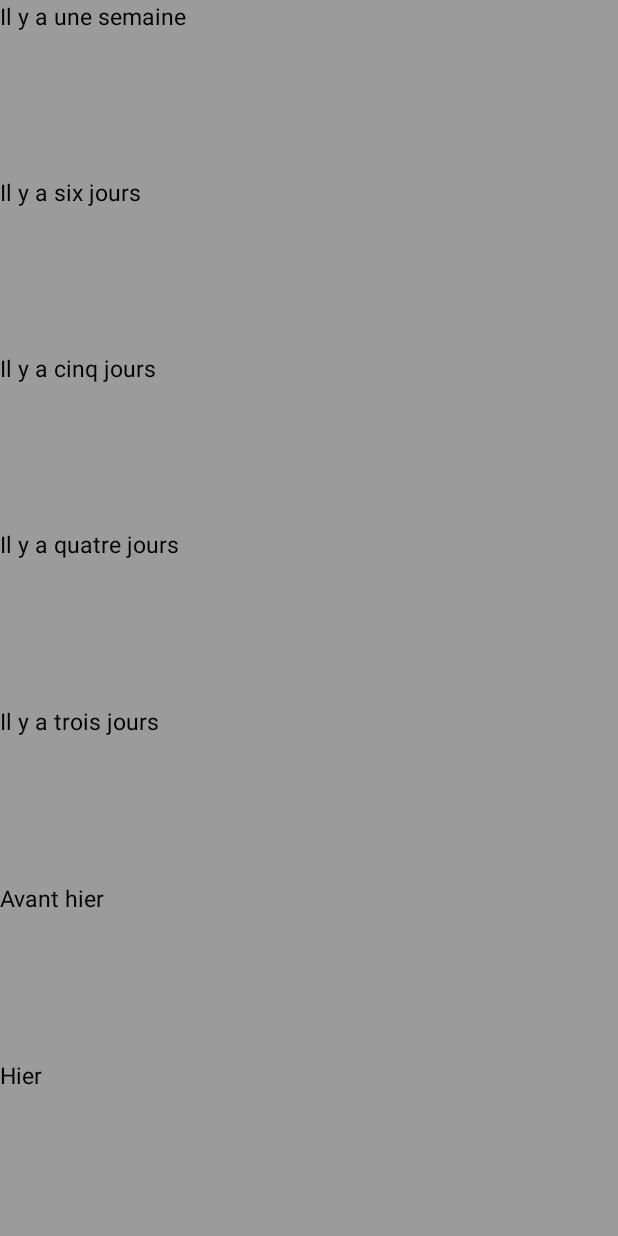
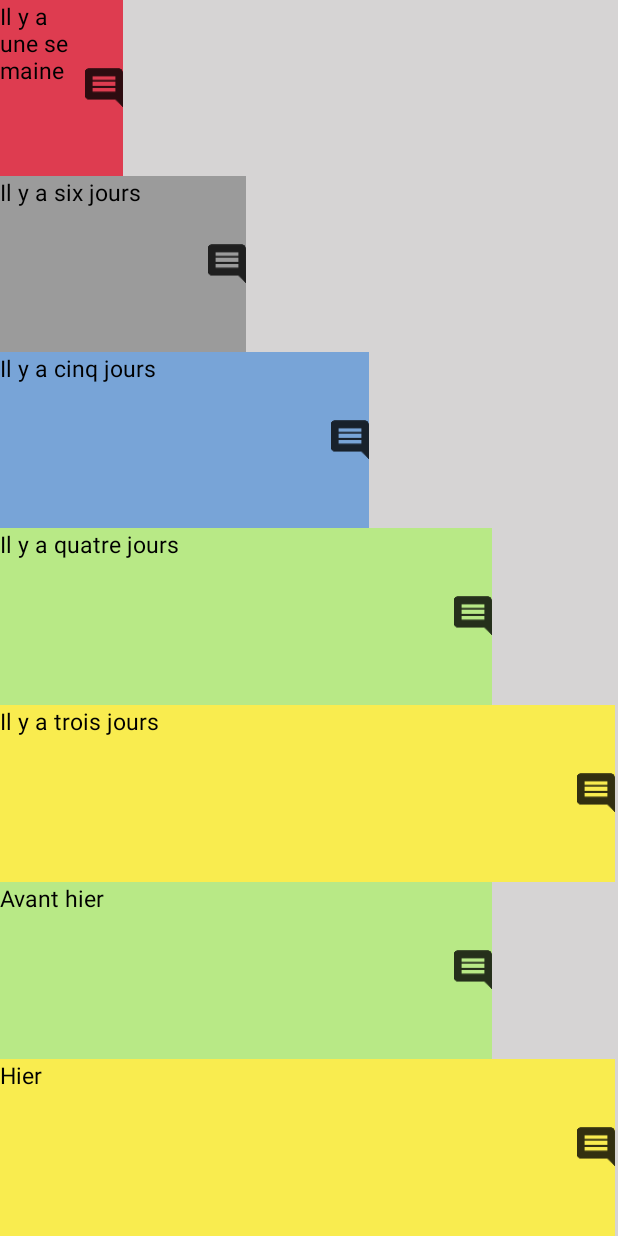
Before and after one commit to Eliza13210/moodtracker_oc, an Android app: the screen it shows after launch (History), after a tap on "History", on a phone screen of 412 x 824 dp. Run offline under Robolectric (Android 15) with nearby library versions, the phone set to English and light mode, and no system bars.

Commit message:
I've changed the history layout to adapt the width to the selected mood

```diff
--- a/app/src/main/java/com/oc/liza/moodtrackeroc/controler/History.java
+++ b/app/src/main/java/com/oc/liza/moodtrackeroc/controler/History.java
@@ -1,9 +1,11 @@
 package com.oc.liza.moodtrackeroc.controler;
 
 import android.graphics.Color;
+import android.graphics.Point;
 import android.graphics.drawable.Drawable;
 import android.support.v7.app.AppCompatActivity;
 import android.os.Bundle;
+import android.view.Display;
 import android.view.View;
 import android.widget.TextView;
 import android.widget.Toast;
@@ -16,8 +18,8 @@ import java.util.Calendar;
 import java.util.List;
 
 public class History extends AppCompatActivity {
-    private List<Mood> mMoodList=new ArrayList<>();
-    private String[] bg_color={"#ffde3c50", "#ff9b9b9b", "#a5468ad9","#ffb8e986","#fff9ec4f"};
+    private List<Mood> mMoodList = new ArrayList<>();
+    private String[] bg_color = {"#ffde3c50", "#ff9b9b9b", "#a5468ad9", "#ffb8e986", "#fff9ec4f"};
 
 
     @Override
@@ -43,35 +45,45 @@ public class History extends AppCompatActivity {
         moodWeek(-2, tvSix);
         moodWeek(-1, tvSeven);
     }
+
     /**
      * This method serves to set the background color representing the mood selected for the corresponding
      * day on the seven TextViews representing the last week.
      *
-     * @param daysAgo refers to how many days have passed since the mood was saved
+     * @param daysAgo  refers to how many days have passed since the mood was saved
      * @param textView refers to the corresponding text view where it will be shown
      */
 
-        private void moodWeek(int daysAgo, TextView textView ){
-          try{
+    private void moodWeek(int daysAgo, TextView textView) {
+        try {
             //Compare the mood date to the text view's date
-                for(int i=0;i<mMoodList.size();i++){
+            for (int i = 0; i < mMoodList.size(); i++) {
                 int cMoodDay = mMoodList.get(i).getDate().get(Calendar.DAY_OF_MONTH);
-                    int cMoodMonth= mMoodList.get(i).getDate().get(Calendar.MONTH);
+                int cMoodMonth = mMoodList.get(i).getDate().get(Calendar.MONTH);
 
-                    Calendar c=Calendar.getInstance();
+                Calendar c = Calendar.getInstance();
                 c.add(Calendar.DATE, daysAgo);
                 int c2Month = c.get(Calendar.MONTH);
-                    int c2Day=c.get(Calendar.DAY_OF_MONTH);
+                int c2Day = c.get(Calendar.DAY_OF_MONTH);
 
                 //If dates are matched; Set the background color and comment to the corresponding textview
 
-                if(cMoodDay == c2Day && cMoodMonth == c2Month){
+                if (cMoodDay == c2Day && cMoodMonth == c2Month) {
 
                     Mood mood = mMoodList.get(i);
                     int mInt = mood.getMood();
                     int bgColor = Color.parseColor(bg_color[mInt]);
                     textView.setBackgroundColor(bgColor);
-                    if(mood.getComment().length()>0) {
+
+                    Display display = getWindowManager().getDefaultDisplay();
+                    Point size = new Point();
+                    display.getSize(size);
+                    int width = size.x;
+                    int dividedWidth=width/5;
+                    width=mInt*dividedWidth+dividedWidth;
+                    textView.setWidth(width);
+
+                    if (mood.getComment().length() > 0) {
                         final String comment = mood.getComment();
                         Drawable image = getResources().getDrawable(R.drawable.ic_comment_black_48px);
                         int h = image.getIntrinsicHeight();
@@ -87,8 +99,8 @@ public class History extends AppCompatActivity {
                     }
                 }
             }
-            }catch(IndexOutOfBoundsException e) {
-              String str="Aucun humeur sauvgardé pour ce jour";
+        } catch (IndexOutOfBoundsException e) {
+            String str = "Aucun humeur sauvgardé pour ce jour";
             textView.setText(str);
         }
     }
--- a/app/src/main/java/com/oc/liza/moodtrackeroc/controler/MainActivity.java
+++ b/app/src/main/java/com/oc/liza/moodtrackeroc/controler/MainActivity.java
@@ -57,6 +57,28 @@ public class MainActivity extends AppCompatActivity {
 
         //fetch saved mood list
         readFile();
+        mMoodList.clear();
+        Calendar c = Calendar.getInstance();
+        c.add(Calendar.DATE, -7);
+        mMoodList.add(new Mood(0, c, "Seven days ago"));
+         c = Calendar.getInstance();
+        c.add(Calendar.DATE, -6);
+        mMoodList.add(new Mood(1, c, "Six days ago"));
+        c = Calendar.getInstance();
+        c.add(Calendar.DATE, -5);
+        mMoodList.add(new Mood(2, c, "Five days ago"));
+        c = Calendar.getInstance();
+        c.add(Calendar.DATE, -4);
+        mMoodList.add(new Mood(3, c, "Four days ago"));
+        c = Calendar.getInstance();
+        c.add(Calendar.DATE, -3);
+        mMoodList.add(new Mood(4, c, "Three days ago"));
+        c = Calendar.getInstance();
+        c.add(Calendar.DATE, -2);
+        mMoodList.add(new Mood(3, c, "Two days ago"));
+        c = Calendar.getInstance();
+        c.add(Calendar.DATE, -1);
+        mMoodList.add(new Mood(4, c, "One day ago"));
 
         //Button to add a comment
         ImageButton commentBtn = findViewById(R.id.commentButton);
--- a/app/src/main/java/com/oc/liza/moodtrackeroc/view/VerticalViewPager.java
+++ b/app/src/main/java/com/oc/liza/moodtrackeroc/view/VerticalViewPager.java
@@ -65,7 +65,7 @@ public class VerticalViewPager extends ViewPager {
     }
 
     @Override
-    public boolean onInterceptTouchEvent(MotionEvent ev){
+    public boolean onInterceptTouchEvent(MotionEvent ev) {
         boolean intercepted = super.onInterceptTouchEvent(swapXY(ev));
         swapXY(ev); // return touch coordinates to original reference frame for any child views
         return intercepted;
--- a/app/src/main/res/layout/activity_history.xml
+++ b/app/src/main/res/layout/activity_history.xml
@@ -1,75 +1,77 @@
 <?xml version="1.0" encoding="utf-8"?>
-<LinearLayout
-    xmlns:android="http://schemas.android.com/apk/res/android"
+<LinearLayout xmlns:android="http://schemas.android.com/apk/res/android"
     android:layout_width="match_parent"
     android:layout_height="match_parent"
-    android:orientation="vertical">
+    android:orientation="vertical"
+    android:background="@color/light_grey">
 
     <TextView
         android:id="@+id/first"
-        android:layout_width="match_parent"
+        android:layout_width="wrap_content"
+        android:layout_height="0dp"
+        android:layout_weight="1"
+        android:text="@string/seven_days"
+        android:textColor="#000000"
+        android:textSize="@dimen/text_size" />
+
+    <TextView
+        android:id="@+id/second"
+        android:layout_width="wrap_content"
         android:layout_height="0dp"
         android:layout_weight="1"
         android:background="@color/warm_grey"
+        android:text="@string/six_days"
         android:textColor="#000000"
-        android:text="@string/seven_days"
-        android:textSize="@dimen/text_size"
-        />
+        android:textSize="@dimen/text_size" />
+
     <TextView
-        android:id="@+id/second"
-        android:layout_width="match_parent"
+        android:id="@+id/third"
+        android:layout_width="wrap_content"
         android:layout_height="0dp"
         android:layout_weight="1"
         android:background="@color/warm_grey"
+        android:text="@string/five_days"
         android:textColor="#000000"
-        android:textSize="@dimen/text_size"
-        android:text="@string/six_days"/>
+        android:textSize="@dimen/text_size" />
+
     <TextView
-        android:id="@+id/third"
-        android:layout_width="match_parent"
+        android:id="@+id/fourth"
+        android:layout_width="wrap_content"
         android:layout_height="0dp"
         android:layout_weight="1"
         android:background="@color/warm_grey"
+        android:text="@string/four_days"
         android:textColor="#000000"
-        android:textSize="@dimen/text_size"
-        android:text="@string/five_days"/>
+        android:textSize="@dimen/text_size" />
+
     <TextView
-        android:id="@+id/fourth"
-        android:layout_width="match_parent"
+        android:id="@+id/fifth"
+        android:layout_width="wrap_content"
         android:layout_height="0dp"
         android:layout_weight="1"
         android:background="@color/warm_grey"
+        android:text="@string/three_days"
         android:textColor="#000000"
-        android:textSize="@dimen/text_size"
-        android:text="@string/four_days"
-        />
+        android:textSize="@dimen/text_size" />
+
     <TextView
-        android:id="@+id/fifth"
-        android:layout_width="match_parent"
+        android:id="@+id/sixt"
+        android:layout_width="wrap_content"
         android:layout_height="0dp"
         android:layout_weight="1"
         android:background="@color/warm_grey"
+        android:text="@string/two_days"
         android:textColor="#000000"
-        android:textSize="@dimen/text_size"
-        android:text="@string/three_days"/>
+        android:textSize="@dimen/text_size" />
+
     <TextView
-        android:id="@+id/sixt"
-        android:layout_width="match_parent"
+        android:id="@+id/seventh"
+        android:layout_width="wrap_content"
         android:layout_height="0dp"
         android:layout_weight="1"
-        android:background="@color/warm_grey"
+        android:text="@string/yesterday"
         android:textColor="#000000"
-        android:textSize="@dimen/text_size"
-        android:text="@string/two_days"/>
-    <TextView
-        android:id="@+id/seventh"
-        android:textColor="#000000"
-        android:layout_width="match_parent"
-        android:layout_height="0dp"
-        android:layout_weight="1"
-        android:background="@color/warm_grey"
-        android:textSize="@dimen/text_size"
-        android:text="@string/yesterday"/>
+        android:textSize="@dimen/text_size" />
 
 
 </LinearLayout>
--- a/app/src/main/res/layout/activity_main.xml
+++ b/app/src/main/res/layout/activity_main.xml
@@ -1,18 +1,15 @@
 <?xml version="1.0" encoding="utf-8"?>
-<RelativeLayout
-    android:id="@+id/main_content"
-    xmlns:android="http://schemas.android.com/apk/res/android"
+<RelativeLayout xmlns:android="http://schemas.android.com/apk/res/android"
     xmlns:app="http://schemas.android.com/apk/res-auto"
     xmlns:tools="http://schemas.android.com/tools"
+    android:id="@+id/main_content"
     android:layout_width="match_parent"
     android:layout_height="match_parent"
     android:orientation="vertical"
-    tools:context="com.oc.liza.moodtrackeroc.controler.MainActivity"
-    >
+    tools:context="com.oc.liza.moodtrackeroc.controler.MainActivity">
 
     <!-- screen_slide.xml -->
-    <com.oc.liza.moodtrackeroc.view.VerticalViewPager
-        xmlns:android="http://schemas.android.com/apk/res/android"
+    <com.oc.liza.moodtrackeroc.view.VerticalViewPager xmlns:android="http://schemas.android.com/apk/res/android"
         android:id="@+id/pager"
         android:layout_width="match_parent"
         android:layout_height="match_parent" />
@@ -21,24 +18,24 @@
         android:id="@+id/commentButton"
         android:layout_width="wrap_content"
         android:layout_height="wrap_content"
+        android:layout_alignParentBottom="true"
         android:layout_gravity="bottom"
-        android:layout_alignParentBottom="true"
         android:layout_margin="20dp"
-        app:srcCompat="@drawable/ic_note_add_black"
         android:background="@null"
-        android:contentDescription="@string/comment" />
+        android:contentDescription="@string/comment"
+        app:srcCompat="@drawable/ic_note_add_black" />
 
     <ImageButton
         android:id="@+id/shareButton"
         android:layout_width="wrap_content"
         android:layout_height="wrap_content"
+        android:layout_alignParentBottom="true"
+        android:layout_centerHorizontal="true"
         android:layout_gravity="bottom"
-        android:layout_centerHorizontal="true"
-        android:layout_alignParentBottom="true"
         android:layout_margin="20dp"
-        app:srcCompat="@drawable/ic_share_black"
         android:background="@null"
-        android:contentDescription="@string/share_mood" />
+        android:contentDescription="@string/share_mood"
+        app:srcCompat="@drawable/ic_share_black" />
 
     <ImageButton
         android:id="@+id/historyButton"
@@ -47,7 +44,7 @@
         android:layout_alignParentEnd="true"
         android:layout_alignParentBottom="true"
         android:layout_margin="20dp"
-        app:srcCompat="@drawable/ic_history_black"
         android:background="@null"
-        android:contentDescription="@string/history" />
+        android:contentDescription="@string/history"
+        app:srcCompat="@drawable/ic_history_black" />
 </RelativeLayout>
--- a/app/src/main/res/values/colors.xml
+++ b/app/src/main/res/values/colors.xml
@@ -10,5 +10,6 @@
     <color name="cornflower_blue_65">#a5468ad9</color>
     <color name="light_sage">#ffb8e986</color>
     <color name="banana_yellow">#fff9ec4f</color>
+    <color name="light_grey">#FFD6D4D4</color>
 
 </resources>
--- a/app/src/main/res/values/styles.xml
+++ b/app/src/main/res/values/styles.xml
@@ -1,7 +1,7 @@
 <resources>
 
     <!-- Base application theme. -->
-    <style name="AppTheme"  parent="Theme.AppCompat.NoActionBar">
+    <style name="AppTheme" parent="Theme.AppCompat.NoActionBar">
         <!-- Customize your theme here. -->
         <item name="colorPrimary">@color/colorPrimary</item>
         <item name="colorPrimaryDark">@color/colorPrimaryDark</item>
```
Also changed, not shown: app/src/main/java/com/oc/liza/moodtrackeroc/model/Mood.java (+14 -14 lines), app/src/main/java/com/oc/liza/moodtrackeroc/view/ScreenSlide.java (+9 -9 lines). Lines whose indentation alone changed are shown as unchanged.
